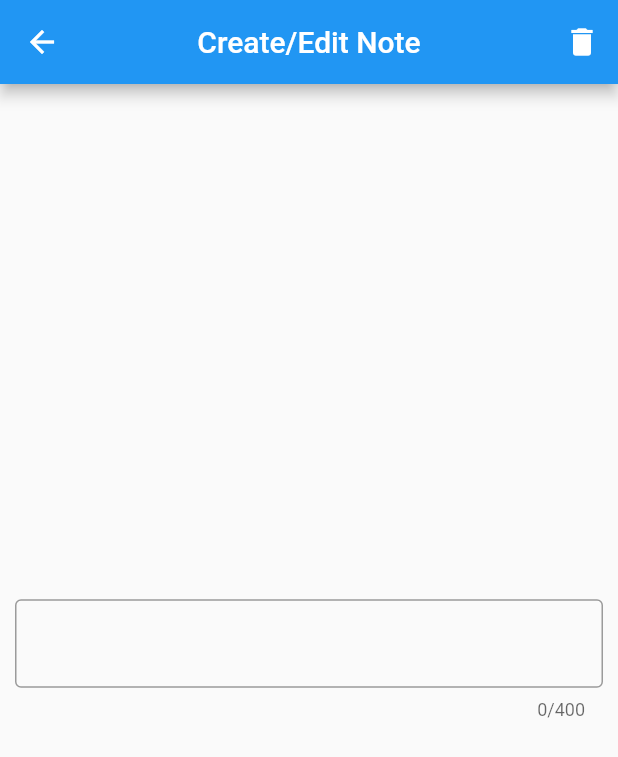
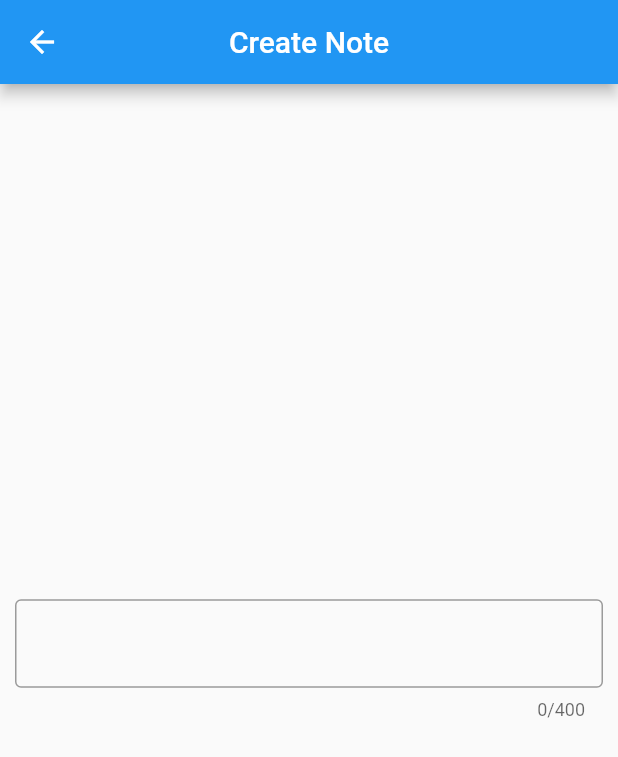
Before and after one commit to julianoventola/notes, a Flutter app: the CreateNotePage screen opened by its route, on a phone screen of 412 x 824 dp. Shown: the top 757 px of the screen. Run offline on Flutter 3.47's test engine with Material 2 defaults, Android fonts, the phone set to English and light mode, and no system bars.

Commit message:
feat: dynamic appbar title based on 'edit'

```diff
--- a/lib/create_note_page.dart
+++ b/lib/create_note_page.dart
@@ -10,6 +10,7 @@ class CreateNotePage extends StatefulWidget {
 class _CreateNotePageState extends State<CreateNotePage> {
   var _description = '';
   var _inputController = TextEditingController();
+  var _isEdit = false;
 
   @override
   void initState() {
@@ -18,6 +19,8 @@ class _CreateNotePageState extends State<CreateNotePage> {
       if (ModalRoute.of(context)!.settings.arguments != null) {
         _description = ModalRoute.of(context)!.settings.arguments as String;
         _inputController.text = _description;
+        _isEdit = true;
+        setState(() {});
       }
     });
   }
@@ -27,14 +30,14 @@ class _CreateNotePageState extends State<CreateNotePage> {
     return Scaffold(
       appBar: AppBar(
           centerTitle: true,
-        title: Text('Create/Edit Note'),
+          title: Text('${_isEdit ? 'Edit' : 'Create'} Note'),
           actions: [
+            if (_isEdit)
               IconButton(
                 icon: Icon(Icons.delete),
                 onPressed: () {},
               )
-        ],
-      ),
+          ]),
       body: Padding(
         padding: const EdgeInsets.all(10.0),
         child: Column(
```
Lines whose indentation alone changed are shown as unchanged.
